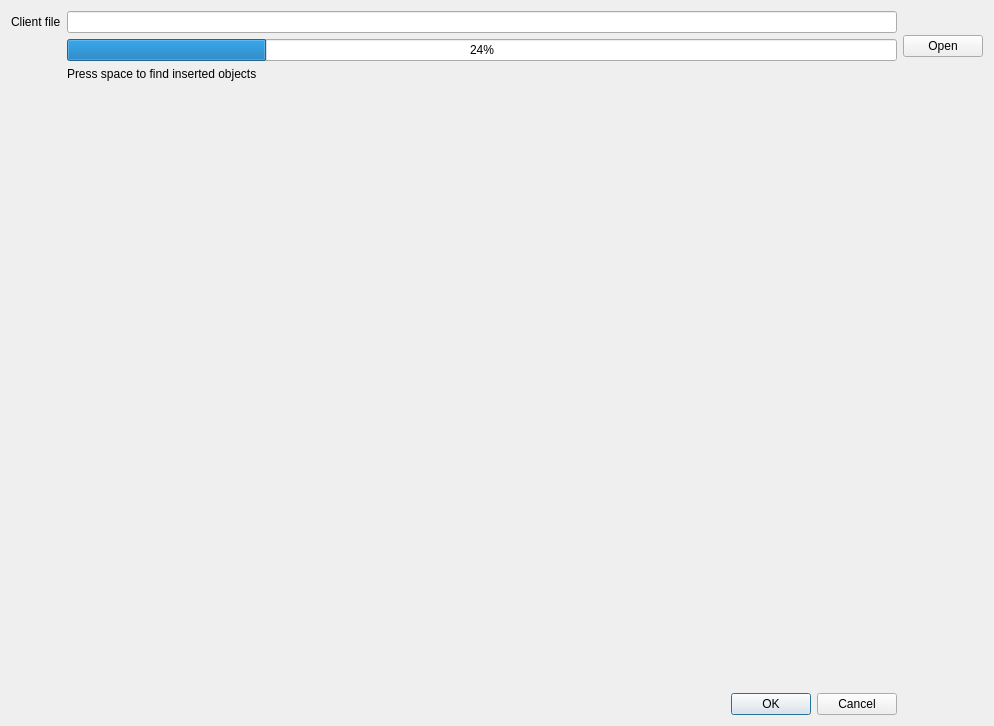
TheAnswer/Tools, file WorldSpawnerTool/objectmodel3dviewer.ui: the form before one commit.
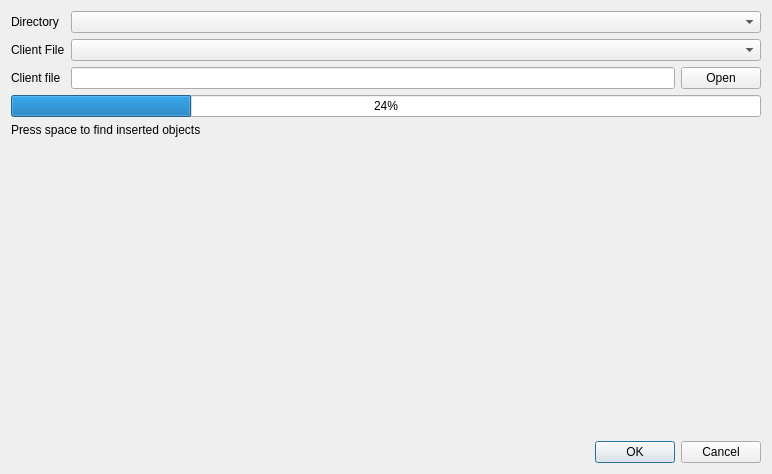
The form after the commit.

Commit message: [added] Splash page to world editing tool. [added] Ability to scroll through objects in 3d model viewer for quick selection. [started] Refactoring some tool classes.

Diff of the .ui file:
```diff
--- a/WorldSpawnerTool/objectmodel3dviewer.ui
+++ b/WorldSpawnerTool/objectmodel3dviewer.ui
@@ -6,56 +6,95 @@
    <rect>
     <x>0</x>
     <y>0</y>
-    <width>994</width>
-    <height>726</height>
+    <width>772</width>
+    <height>474</height>
    </rect>
   </property>
   <property name="windowTitle">
    <string>Model viewer</string>
   </property>
-  <layout class="QGridLayout" name="gridLayout_2">
-   <item row="0" column="0">
+  <layout class="QVBoxLayout" name="verticalLayout">
+   <item>
     <layout class="QGridLayout" name="gridLayout">
+     <property name="sizeConstraint">
+      <enum>QLayout::SetFixedSize</enum>
+     </property>
      <item row="0" column="0">
+      <widget class="QLabel" name="label_4">
+       <property name="text">
+        <string>Directory</string>
+       </property>
+      </widget>
+     </item>
+     <item row="0" column="1" colspan="2">
+      <widget class="QComboBox" name="comboBox_Directories"/>
+     </item>
+     <item row="1" column="0">
+      <widget class="QLabel" name="label_3">
+       <property name="text">
+        <string>Client File</string>
+       </property>
+      </widget>
+     </item>
+     <item row="1" column="1" colspan="2">
+      <widget class="QComboBox" name="comboBox_ClientFile"/>
+     </item>
+     <item row="2" column="0">
       <widget class="QLabel" name="label">
        <property name="text">
         <string>Client file</string>
        </property>
       </widget>
      </item>
-     <item row="0" column="1">
-      <widget class="QLineEdit" name="lineEdit_template"/>
-     </item>
-     <item row="1" column="1">
-      <widget class="QProgressBar" name="progressBar">
-       <property name="enabled">
-        <bool>true</bool>
-       </property>
-       <property name="value">
-        <number>24</number>
-       </property>
-      </widget>
-     </item>
      <item row="2" column="1">
-      <widget class="QLabel" name="label_2">
+      <widget class="QLineEdit" name="lineEdit_template"/>
+     </item>
+     <item row="2" column="2">
+      <widget class="QPushButton" name="pushButton">
        <property name="text">
-        <string>Press space to find inserted objects</string>
+        <string>Open</string>
        </property>
       </widget>
      </item>
     </layout>
    </item>
-   <item row="0" column="1">
-    <widget class="QPushButton" name="pushButton">
+   <item>
+    <widget class="QProgressBar" name="progressBar">
+     <property name="enabled">
+      <bool>true</bool>
+     </property>
+     <property name="value">
+      <number>24</number>
+     </property>
+     <property name="alignment">
+      <set>Qt::AlignCenter</set>
+     </property>
+    </widget>
+   </item>
+   <item>
+    <widget class="QLabel" name="label_2">
+     <property name="sizePolicy">
+      <sizepolicy hsizetype="Preferred" vsizetype="Fixed">
+       <horstretch>0</horstretch>
+       <verstretch>0</verstretch>
+      </sizepolicy>
+     </property>
      <property name="text">
-      <string>Open</string>
+      <string>Press space to find inserted objects</string>
      </property>
     </widget>
    </item>
-   <item row="1" column="0" colspan="2">
-    <widget class="QWidget" name="widget_container" native="true"/>
+   <item>
+    <widget class="QWidget" name="widget_container" native="true">
+     <property name="sizePolicy">
+      <sizepolicy hsizetype="Expanding" vsizetype="Expanding">
+       <horstretch>0</horstretch>
+       <verstretch>0</verstretch>
+      </sizepolicy>
+     </property>
+    </widget>
    </item>
-   <item row="2" column="0">
+   <item>
     <widget class="QDialogButtonBox" name="buttonBox">
      <property name="orientation">
       <enum>Qt::Horizontal</enum>
```
The commit also changes 15 other files.
